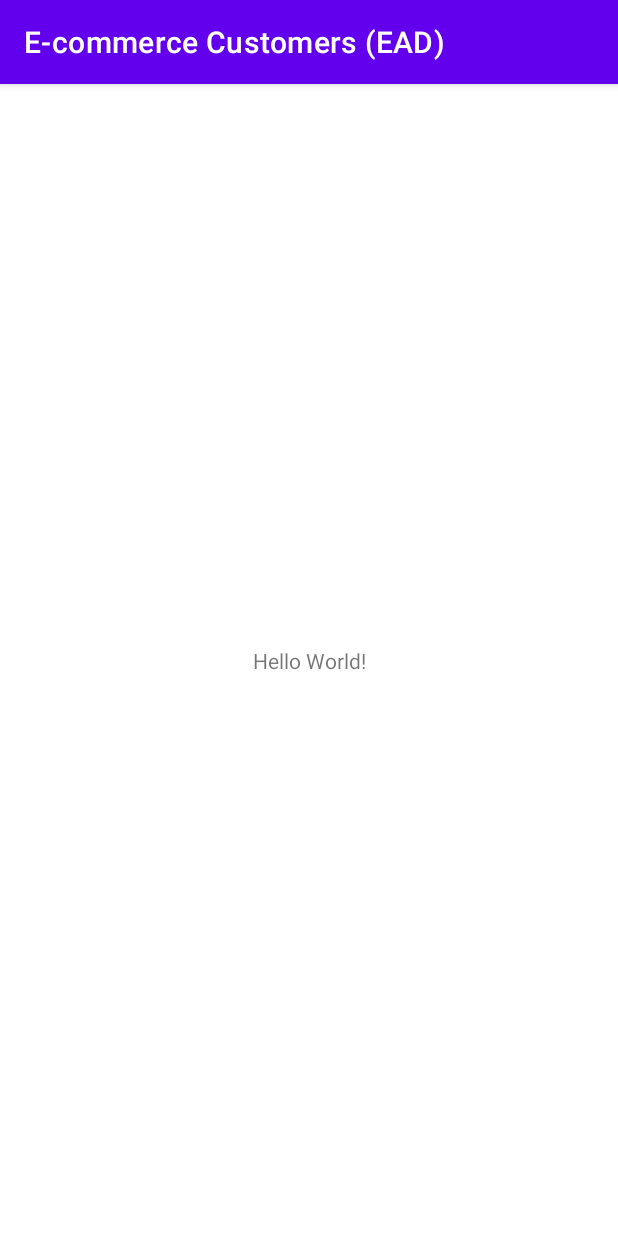
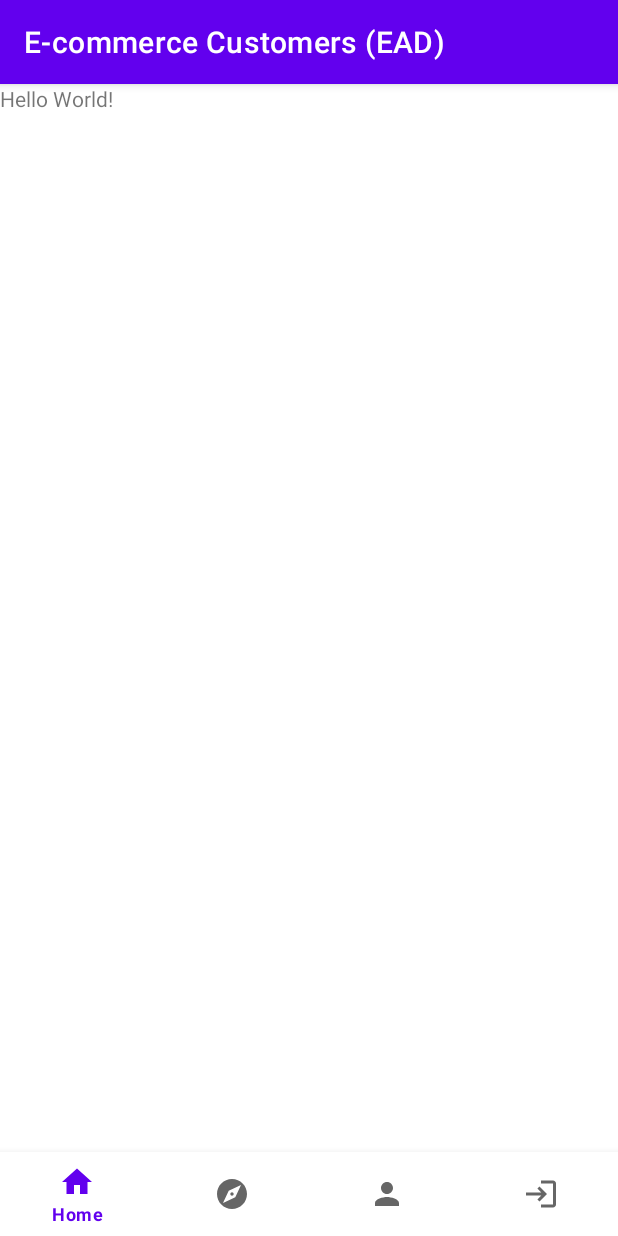
Before and after one commit to IT21168390/E-commerce_Customers_Android_App-EAD_Assessment, an Android app: the screen it shows after launch (MainActivity), on a phone screen of 412 x 824 dp. Run offline under Robolectric (Android 15) with nearby library versions, the phone set to English and light mode, and no system bars.

Commit message:
sample Bottom Navigation

```diff
--- /dev/null
+++ b/app/src/main/res/drawable/baseline_explore_24.xml
@@ -0,0 +1,5 @@
+<vector android:height="24dp" android:tint="#000000"
+    android:viewportHeight="24" android:viewportWidth="24"
+    android:width="24dp" xmlns:android="http://schemas.android.com/apk/res/android">
+    <path android:fillColor="@android:color/white" android:pathData="M12,10.9c-0.61,0 -1.1,0.49 -1.1,1.1s0.49,1.1 1.1,1.1c0.61,0 1.1,-0.49 1.1,-1.1s-0.49,-1.1 -1.1,-1.1zM12,2C6.48,2 2,6.48 2,12s4.48,10 10,10 10,-4.48 10,-10S17.52,2 12,2zM14.19,14.19L6,18l3.81,-8.19L18,6l-3.81,8.19z"/>
+</vector>
--- /dev/null
+++ b/app/src/main/res/drawable/baseline_home_24.xml
@@ -0,0 +1,5 @@
+<vector android:height="24dp" android:tint="#000000"
+    android:viewportHeight="24" android:viewportWidth="24"
+    android:width="24dp" xmlns:android="http://schemas.android.com/apk/res/android">
+    <path android:fillColor="@android:color/white" android:pathData="M10,20v-6h4v6h5v-8h3L12,3 2,12h3v8z"/>
+</vector>
--- /dev/null
+++ b/app/src/main/res/drawable/baseline_login_24.xml
@@ -0,0 +1,5 @@
+<vector android:autoMirrored="true" android:height="24dp"
+    android:tint="#000000" android:viewportHeight="24"
+    android:viewportWidth="24" android:width="24dp" xmlns:android="http://schemas.android.com/apk/res/android">
+    <path android:fillColor="@android:color/white" android:pathData="M11,7L9.6,8.4l2.6,2.6H2v2h10.2l-2.6,2.6L11,17l5,-5L11,7zM20,19h-8v2h8c1.1,0 2,-0.9 2,-2V5c0,-1.1 -0.9,-2 -2,-2h-8v2h8V19z"/>
+</vector>
--- /dev/null
+++ b/app/src/main/res/drawable/baseline_person_24.xml
@@ -0,0 +1,5 @@
+<vector android:height="24dp" android:tint="#000000"
+    android:viewportHeight="24" android:viewportWidth="24"
+    android:width="24dp" xmlns:android="http://schemas.android.com/apk/res/android">
+    <path android:fillColor="@android:color/white" android:pathData="M12,12c2.21,0 4,-1.79 4,-4s-1.79,-4 -4,-4 -4,1.79 -4,4 1.79,4 4,4zM12,14c-2.67,0 -8,1.34 -8,4v2h16v-2c0,-2.66 -5.33,-4 -8,-4z"/>
+</vector>
--- a/app/src/main/res/layout/activity_main.xml
+++ b/app/src/main/res/layout/activity_main.xml
@@ -1,5 +1,5 @@
 <?xml version="1.0" encoding="utf-8"?>
-<androidx.constraintlayout.widget.ConstraintLayout xmlns:android="http://schemas.android.com/apk/res/android"
+<RelativeLayout xmlns:android="http://schemas.android.com/apk/res/android"
     xmlns:app="http://schemas.android.com/apk/res-auto"
     xmlns:tools="http://schemas.android.com/tools"
     android:layout_width="match_parent"
@@ -15,4 +15,17 @@
         app:layout_constraintStart_toStartOf="parent"
         app:layout_constraintTop_toTopOf="parent" />
 
-</androidx.constraintlayout.widget.ConstraintLayout>
+    <FrameLayout
+        android:id="@+id/mainContainer"
+        android:layout_width="match_parent"
+        android:layout_height="wrap_content"
+        android:layout_above="@id/bottom_navigation"/>
+
+    <com.google.android.material.bottomnavigation.BottomNavigationView
+        android:id="@+id/bottom_navigation"
+        android:layout_width="match_parent"
+        android:layout_height="wrap_content"
+        android:layout_alignParentBottom="true"
+        app:menu="@menu/bottom_navigation_menu"/>
+
+</RelativeLayout>
--- a/app/src/main/res/layout/fragment_profile_edit.xml
+++ b/app/src/main/res/layout/fragment_profile_edit.xml
@@ -88,10 +88,10 @@
                 android:id="@+id/deactivate_button"
                 android:layout_width="match_parent"
                 android:layout_height="wrap_content"
+                android:layout_marginTop="16dp"
+                android:backgroundTint="@android:color/holo_red_dark"
                 android:text="Deactivate Account"
-                android:textColor="@android:color/white"
-                android:backgroundTint="@android:color/holo_red_dark"
-                android:layout_marginTop="16dp" />
+                android:textColor="@android:color/white" />
 
         </LinearLayout>
     </ScrollView>
--- /dev/null
+++ b/app/src/main/res/menu/bottom_navigation_menu.xml
@@ -0,0 +1,17 @@
+<?xml version="1.0" encoding="utf-8"?>
+<menu xmlns:android="http://schemas.android.com/apk/res/android">
+
+    <item android:id="@+id/homeNav"
+        android:title="Home"
+        android:icon="@drawable/baseline_home_24"/>
+    <item android:id="@+id/exploreNav"
+        android:title="Explore"
+        android:icon="@drawable/baseline_explore_24"/>
+    <item android:id="@+id/profileNav"
+        android:title="Profile"
+        android:icon="@drawable/baseline_person_24"/>
+    <item android:id="@+id/logInNav"
+        android:title="Log"
+        android:icon="@drawable/baseline_login_24"/>
+
+</menu>
```
